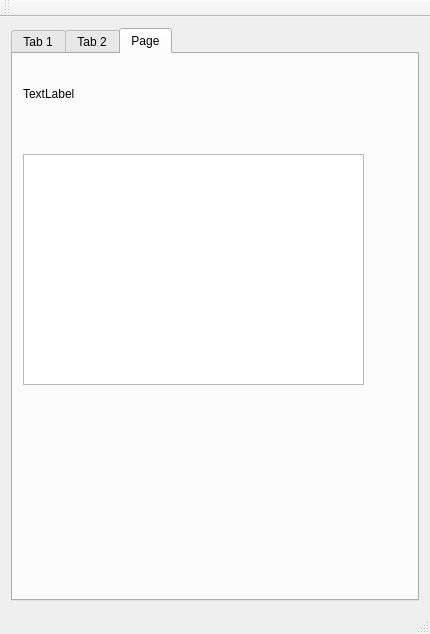
Old version of the form mainwindow.ui in the repository arackaf/booklist-desktop.
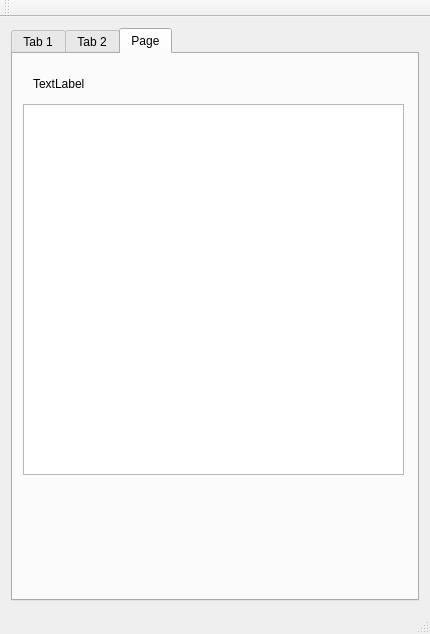
New version of the form. The open tabs and pages were chosen to show the change.

The edit to the form file:
```diff
--- a/mainwindow.ui
+++ b/mainwindow.ui
@@ -52,8 +52,8 @@
        <widget class="QLabel" name="imageLabel">
         <property name="geometry">
          <rect>
-          <x>10</x>
-          <y>10</y>
+          <x>20</x>
+          <y>0</y>
           <width>59</width>
           <height>60</height>
          </rect>
@@ -68,13 +68,13 @@
          <string>TextLabel</string>
         </property>
        </widget>
-       <widget class="QTableView" name="tableView">
+       <widget class="QTableWidget" name="tableWidget">
         <property name="geometry">
          <rect>
           <x>10</x>
-          <y>100</y>
-          <width>341</width>
-          <height>231</height>
+          <y>50</y>
+          <width>381</width>
+          <height>371</height>
          </rect>
         </property>
        </widget>
```
